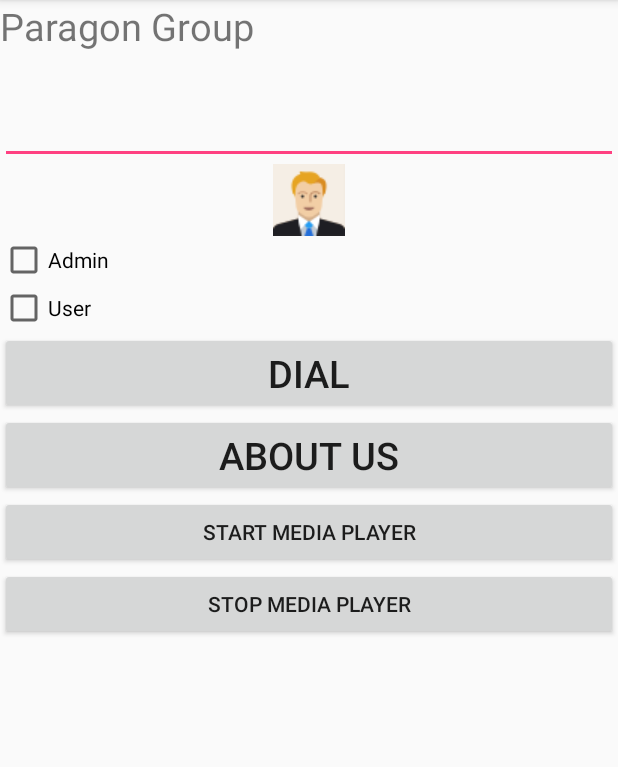
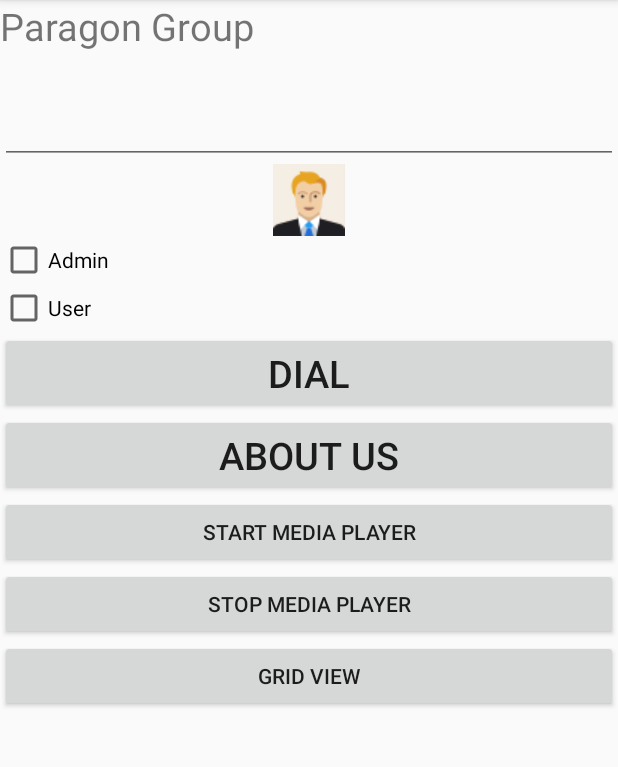
Before and after one commit to abdul-kader138/APDT, an Android app: the screen it shows after launch (MainActivity), after a tap on "START MEDIA PLAYER", on a phone screen of 412 x 824 dp, the part 84-851 px from its top. Run offline under Robolectric (Android 15) with nearby library versions, the phone set to English and light mode, and no system bars.

Commit message:
Grid View Example

```diff
--- a/app/src/main/AndroidManifest.xml
+++ b/app/src/main/AndroidManifest.xml
@@ -25,6 +25,12 @@
                 <category android:name="android.intent.category.LAUNCHER" />
             </intent-filter>
         </activity>
+        <activity android:name=".GridViewShow">
+            <intent-filter>
+                <action android:name="android.intent.action.MAIN"></action>
+                <action android:name="android.intent.category.LAUNCHER"></action>
+            </intent-filter>
+        </activity>
 
         <service android:name=".Service.PlayerService" android:enabled="true">
 
--- a/app/src/main/java/com/example/akader/myapplication/MainActivity.java
+++ b/app/src/main/java/com/example/akader/myapplication/MainActivity.java
@@ -2,13 +2,16 @@ package com.example.akader.myapplication;
 
 import android.content.Intent;
 import android.net.Uri;
+import android.os.Environment;
 import android.support.v7.app.AppCompatActivity;
 import android.os.Bundle;
 import android.view.View;
 import android.widget.Button;
 import android.widget.CheckBox;
 import android.widget.EditText;
+import android.widget.MediaController;
 import android.widget.TextView;
+import android.widget.VideoView;
 
 import com.example.akader.myapplication.Service.PlayerService;
 
@@ -22,11 +25,44 @@ public class MainActivity extends AppCompatActivity {
         setContentView(R.layout.activity_main);
 
 
+
+        /*
+        * Grid View Showing
+        *
+        *
+        * */
+
+
+        Button gridView=(Button) findViewById(R.id.gViewShow);
+
+        gridView.setOnClickListener(new View.OnClickListener() {
+            @Override
+            public void onClick(View view) {
+                Intent intent=new Intent(getApplicationContext(), GridViewShow.class);
+                startActivity(intent);
+            }
+        });
+
+
         Button sButton = (Button) findViewById(R.id.sMedia);
         Button pButton = (Button) findViewById(R.id.pMedia);
         sButton.setOnClickListener(new View.OnClickListener() {
             @Override
             public void onClick(View view) {
+
+                VideoView videoView =(VideoView)findViewById(R.id.vView);
+                MediaController mediaController= new MediaController(getApplicationContext());
+                mediaController.setAnchorView(videoView);
+
+                //specify the location of media file
+                String path=Environment.getExternalStorageDirectory().getPath()+"/raw/test_v.mp4";
+                Uri uri=Uri.parse(Environment.getExternalStorageDirectory().getPath()+"/raw/test_v.mp4");
+
+                //Setting MediaController and URI, then starting the videoView
+                videoView.setMediaController(mediaController);
+                videoView.setVideoURI(uri);
+                videoView.requestFocus();
+                videoView.start();
                 startService(new Intent(getApplicationContext(), PlayerService.class));
             }
         });
--- a/app/src/main/res/layout/activity_main.xml
+++ b/app/src/main/res/layout/activity_main.xml
@@ -7,6 +7,8 @@
     <LinearLayout
         android:layout_width="match_parent"
         android:layout_height="match_parent"
+        android:gravity="center"
+        android:columnWidth="50dp"
         android:orientation="vertical">
 
         <TextView
@@ -49,6 +51,13 @@
             android:text="@string/buttonUser" />
 
 
+        <VideoView
+            android:id="@+id/vView"
+            android:layout_width="match_parent"
+            android:layout_height="wrap_content"
+            />
+
+
         <Button
             android:id="@+id/b"
             android:layout_width="match_parent"
@@ -78,5 +87,12 @@
             android:text="Stop Media Player" />
 
 
+        <Button
+            android:id="@+id/gViewShow"
+            android:layout_width="match_parent"
+            android:layout_height="wrap_content"
+            android:text="Grid View" />
+
+
     </LinearLayout>
 </ScrollView>
```
Also changed, not shown: app/src/main/java/com/example/akader/myapplication/GridViewShow.java (added, +26 -0 lines), app/src/main/res/layout/grid_view.xml (added, +9 -0 lines), 1 other file.
